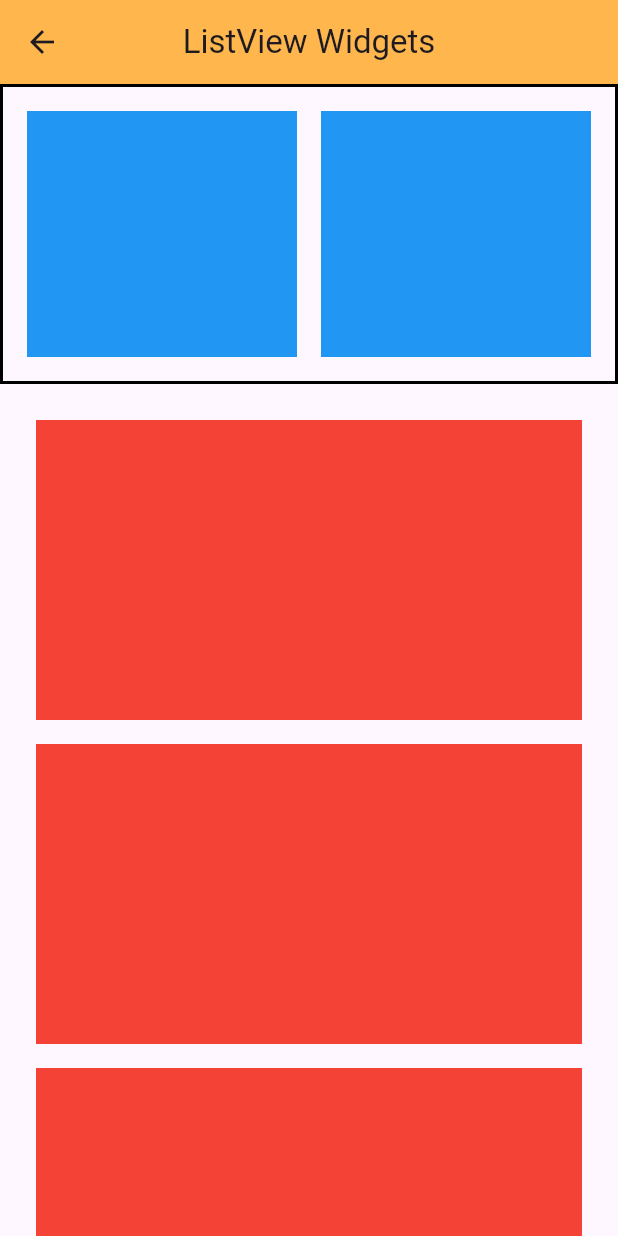
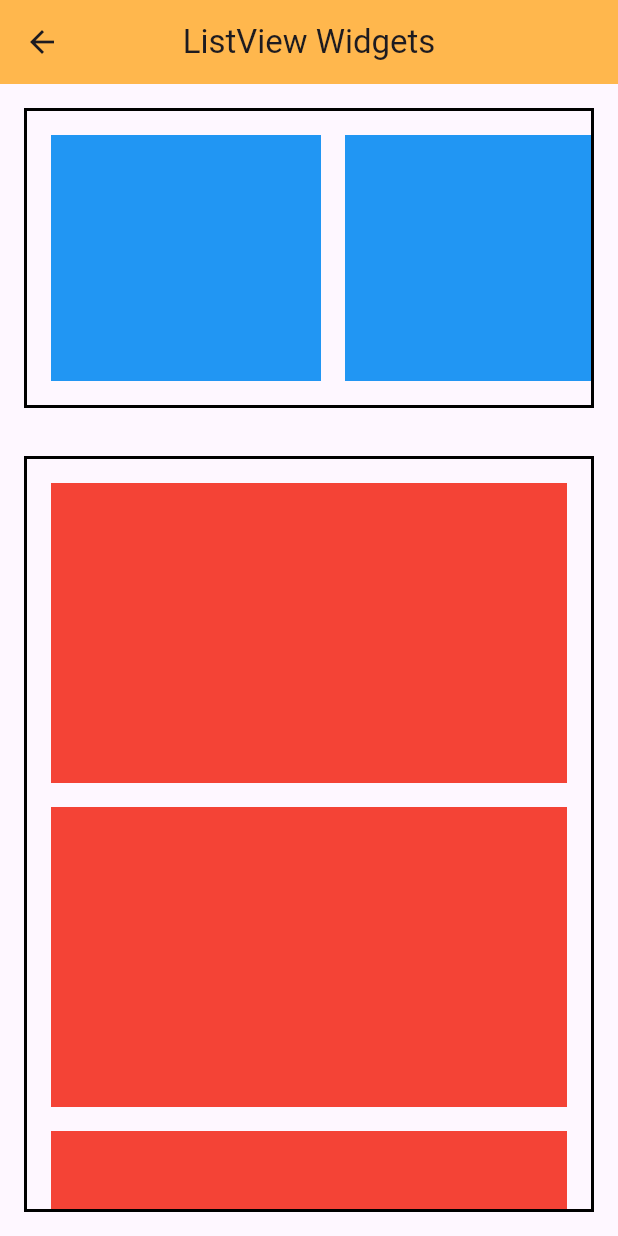
Before and after one commit to Ratndeep1999/scrollable_widgets, a Flutter app: the ListViewWidget screen opened directly, on a phone screen of 412 x 824 dp. Run offline on Flutter 3.47's test engine with Material 3 defaults, Android fonts, the phone set to English and light mode, and no system bars.

Commit message:
vertical and horizontal list items add

```diff
--- a/lib/list_view_widget.dart
+++ b/lib/list_view_widget.dart
@@ -15,6 +15,7 @@ class ListViewWidget extends StatelessWidget {
         child: Column(
           children: [
             Container(
+              margin: EdgeInsets.all(16.0),
               height: 200,
               decoration: BoxDecoration(
                 border: Border.all(color: Colors.black, width: 2.0),
@@ -71,10 +72,16 @@ class ListViewWidget extends StatelessWidget {
                 ],
               ),
             ),
+
             Expanded(
+              child: Container(
+                margin: EdgeInsets.all(16.0),
+                decoration: BoxDecoration(
+                  border: Border.all(color: Colors.black, width: 2.0),
+                ),
                 child: ListView(
                   scrollDirection: Axis.vertical,
-                padding: EdgeInsets.all(16.0),
+                  padding: EdgeInsets.all(8.0),
                   children: [
                     Container(
                       height: 200,
@@ -124,6 +131,7 @@ class ListViewWidget extends StatelessWidget {
                   ],
                 ),
               ),
+            ),
           ],
         ),
       ),
```
Lines whose indentation alone changed are shown as unchanged.
